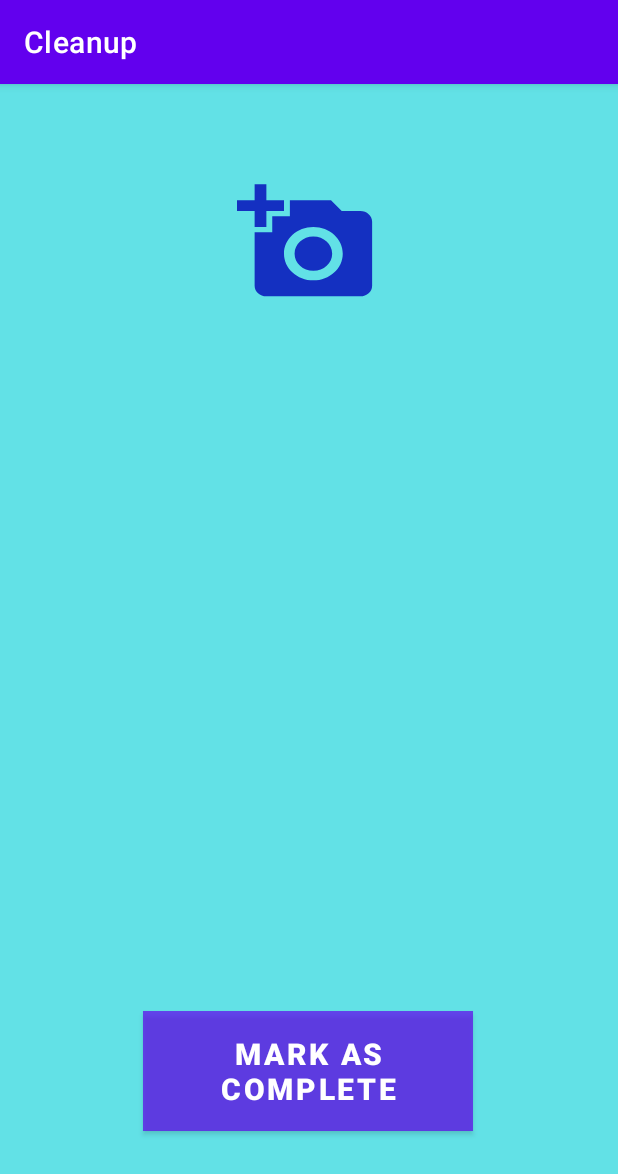
After one commit to prathiba7/2021_IBM_Code_Challenge_CleanUp_WasteManagementSystem, an Android app: the WorkerActivity screen opened directly, with no data from a screen before it, on a phone screen of 412 x 824 dp. The commit adds this screen. Shown: the top 1174 px of the screen. Run offline under Robolectric (Android 15) with nearby library versions, the phone set to English and light mode, and no system bars.

Commit message:
Adding Worker
Worker Module

```diff
--- /dev/null
+++ b/app/src/main/java/com/example/cleanup/WorkerActivity.java
@@ -0,0 +1,68 @@
+package com.example.cleanup;
+
+import androidx.annotation.Nullable;
+import androidx.appcompat.app.AppCompatActivity;
+import androidx.core.app.ActivityCompat;
+import androidx.core.content.ContextCompat;
+
+import android.Manifest;
+import android.content.Intent;
+import android.content.pm.PackageManager;
+import android.graphics.Bitmap;
+import android.provider.MediaStore;
+import android.view.View;
+import android.widget.Button;
+import android.os.Bundle;
+import android.widget.ImageButton;
+import android.widget.ImageView;
+
+public class WorkerActivity extends AppCompatActivity {
+    ImageButton bImageClick;
+    ImageView imageSucces;
+    Button bSubmit;
+    @Override
+    protected void onCreate(Bundle savedInstanceState) {
+        super.onCreate(savedInstanceState);
+        setContentView(R.layout.activity_worker);
+        bImageClick =  findViewById(R.id.clickImageButton);
+        imageSucces=findViewById(R.id.imageSucces);
+        if(ContextCompat.checkSelfPermission(WorkerActivity.this,
+                Manifest.permission.CAMERA)!= PackageManager.PERMISSION_GRANTED){
+            ActivityCompat.requestPermissions(WorkerActivity.this,
+                    new String[]{
+                            Manifest.permission.CAMERA
+                    },
+                    100);
+        }
+        bImageClick.setOnClickListener(new View.OnClickListener() {
+            @Override
+            public void onClick(View view) {
+                Intent intent=new Intent(MediaStore.ACTION_IMAGE_CAPTURE);
+                startActivityForResult(intent,100);
+
+            }
+        });
+
+        bSubmit=(Button)findViewById(R.id.submitButton);
+        bSubmit.setOnClickListener(new View.OnClickListener() {
+            @Override
+            public void onClick(View view) {
+                Intent intent=new Intent(WorkerActivity.this,WorkerSuccess.class);
+                startActivity(intent);
+                finish();
+                return;
+            }
+        });
+
+    }
+
+    @Override
+    protected void onActivityResult(int requestCode, int resultCode, @Nullable Intent data) {
+        super.onActivityResult(requestCode, resultCode, data);
+        if (requestCode == 100) {
+            Bitmap captureImage = (Bitmap) data.getExtras().get("data");
+            imageSucces.setImageBitmap(captureImage);
+        }
+
+    }
+}
--- /dev/null
+++ b/app/src/main/res/drawable/ic_baseline_add_photo_alternate_24.xml
@@ -0,0 +1,5 @@
+<vector android:height="24dp" android:tint="#EE6702"
+    android:viewportHeight="24" android:viewportWidth="24"
+    android:width="24dp" xmlns:android="http://schemas.android.com/apk/res/android">
+    <path android:fillColor="@android:color/white" android:pathData="M19,7v2.99s-1.99,0.01 -2,0L17,7h-3s0.01,-1.99 0,-2h3L17,2h2v3h3v2h-3zM16,11L16,8h-3L13,5L5,5c-1.1,0 -2,0.9 -2,2v12c0,1.1 0.9,2 2,2h12c1.1,0 2,-0.9 2,-2v-8h-3zM5,19l3,-4 2,3 3,-4 4,5L5,19z"/>
+</vector>
--- /dev/null
+++ b/app/src/main/res/drawable/ic_baseline_check_circle_outline_24.xml
@@ -0,0 +1,5 @@
+<vector android:height="24dp" android:tint="#EE6702"
+    android:viewportHeight="24" android:viewportWidth="24"
+    android:width="24dp" xmlns:android="http://schemas.android.com/apk/res/android">
+    <path android:fillColor="@android:color/white" android:pathData="M16.59,7.58L10,14.17l-3.59,-3.58L5,12l5,5 8,-8zM12,2C6.48,2 2,6.48 2,12s4.48,10 10,10 10,-4.48 10,-10S17.52,2 12,2zM12,20c-4.42,0 -8,-3.58 -8,-8s3.58,-8 8,-8 8,3.58 8,8 -3.58,8 -8,8z"/>
+</vector>
--- /dev/null
+++ b/app/src/main/res/layout/activity_worker.xml
@@ -0,0 +1,57 @@
+<?xml version="1.0" encoding="utf-8"?>
+<androidx.constraintlayout.widget.ConstraintLayout xmlns:android="http://schemas.android.com/apk/res/android"
+    xmlns:app="http://schemas.android.com/apk/res-auto"
+    xmlns:tools="http://schemas.android.com/tools"
+    android:layout_width="match_parent"
+    android:layout_height="match_parent"
+    android:orientation="vertical"
+    android:layout_gravity="center"
+    android:padding="10dp"
+    android:background="#62E1E6"
+    tools:context=".WorkerActivity">
+
+    <ImageButton
+        android:background="@drawable/ic_baseline_add_a_photo_24"
+        android:id="@+id/clickImageButton"
+        android:layout_width="94dp"
+        android:layout_height="85dp"
+        android:backgroundTint="#1430C1"
+        android:textAlignment="center"
+        android:textColor="#FFFFFF"
+        android:textSize="20sp"
+        android:textStyle="bold"
+        app:layout_constraintBottom_toBottomOf="parent"
+        app:layout_constraintEnd_toEndOf="parent"
+        app:layout_constraintHorizontal_bias="0.496"
+        app:layout_constraintStart_toStartOf="parent"
+        app:layout_constraintTop_toTopOf="parent"
+        app:layout_constraintVertical_bias="0.08" />
+
+    <ImageView
+        android:id="@+id/imageSucces"
+        android:layout_width="242dp"
+        android:layout_height="320dp"
+        app:layout_constraintBottom_toBottomOf="parent"
+        app:layout_constraintEnd_toEndOf="parent"
+        app:layout_constraintHorizontal_bias="0.489"
+        app:layout_constraintStart_toStartOf="parent"
+        app:layout_constraintTop_toTopOf="parent"
+        app:layout_constraintVertical_bias="0.462" />
+
+    <Button
+        android:id="@+id/submitButton"
+        android:layout_width="220dp"
+        android:layout_height="80dp"
+        android:background="#B0311B92"
+        android:text="Mark as Complete"
+        android:textAlignment="center"
+        android:textColor="#FFFFFF"
+        android:textSize="20sp"
+        android:textStyle="bold"
+        app:layout_constraintBottom_toBottomOf="parent"
+        app:layout_constraintEnd_toEndOf="parent"
+        app:layout_constraintHorizontal_bias="0.497"
+        app:layout_constraintStart_toStartOf="parent"
+        app:layout_constraintTop_toTopOf="parent"
+        app:layout_constraintVertical_bias="0.91" />
+</androidx.constraintlayout.widget.ConstraintLayout>
```
Also changed, not shown: app/src/main/AndroidManifest.xml (+14 -12 lines), app/src/main/java/com/example/cleanup/MainActivity.java (+13 -0 lines), app/src/main/java/com/example/cleanup/UserSuccess.java (added, +14 -0 lines), app/src/main/java/com/example/cleanup/WorkerSuccess.java (added, +14 -0 lines), app/src/main/res/layout/activity_main.xml (+11 -0 lines), app/src/main/res/layout/activity_user_success.xml (added, +41 -0 lines), app/src/main/res/layout/activity_worker_success.xml (added, +39 -0 lines).
